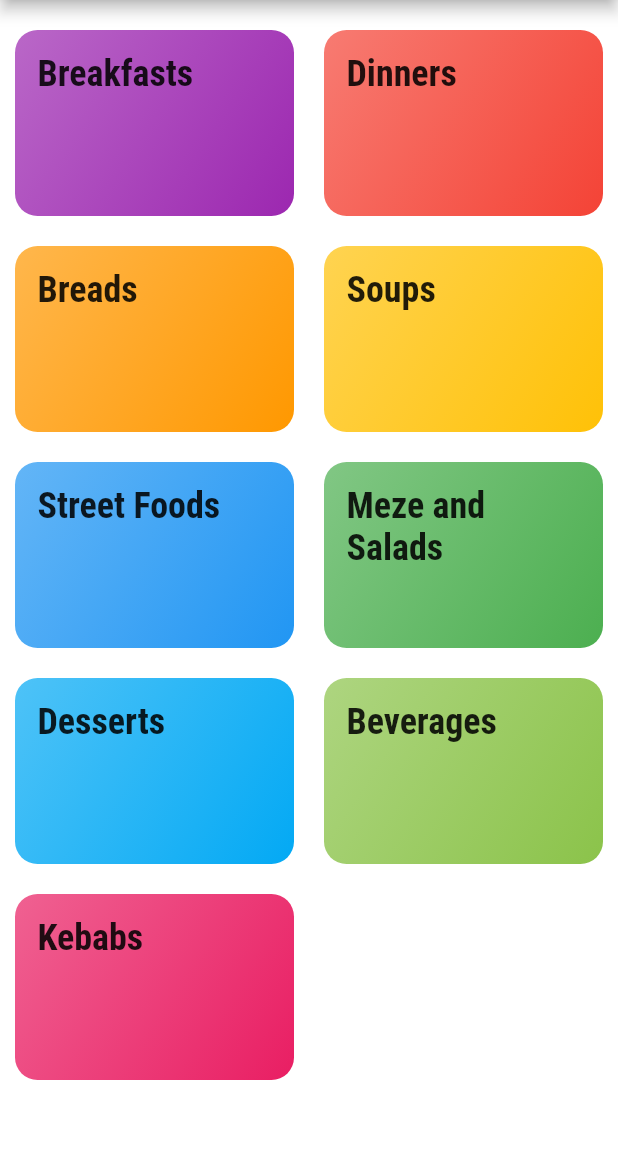
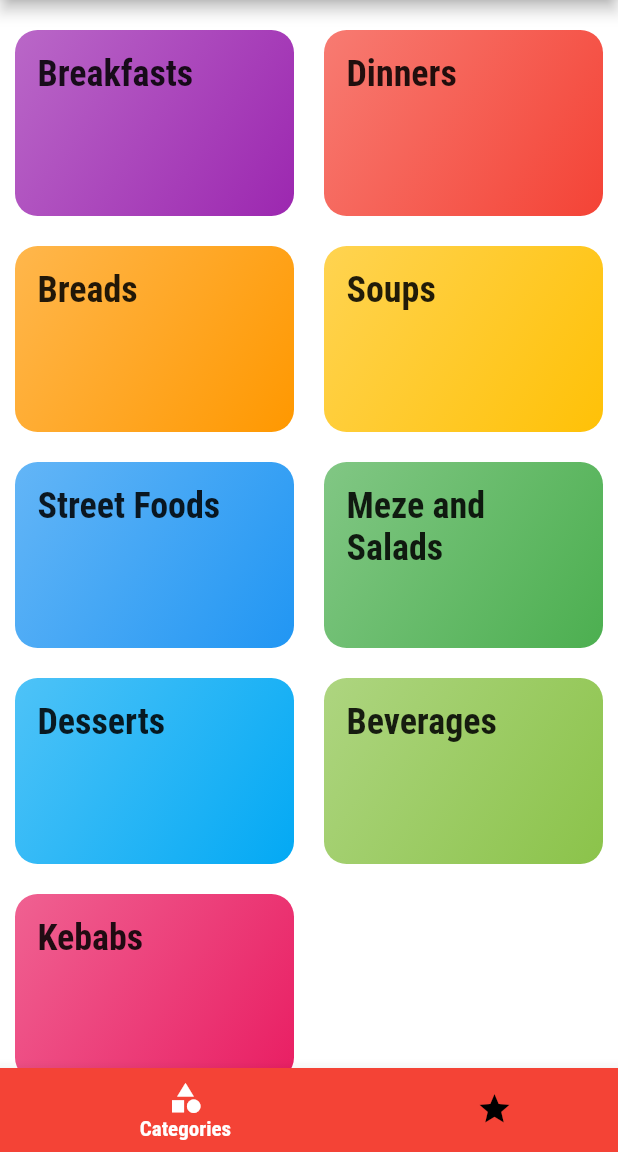
Before and after one commit to borakorpee/turkish_cuisine_app, a Flutter app: the screen it shows after launch, on a phone screen of 412 x 824 dp, the part 84-1236 px from its top. Run offline on Flutter 3.47's test engine with Material 2 defaults, Android fonts, the phone set to English and light mode, and no system bars.

```diff
--- a/lib/main.dart
+++ b/lib/main.dart
@@ -1,9 +1,11 @@
 // ignore_for_file: deprecated_member_use
 
 import 'package:flutter/material.dart';
+
+import './screens/tabs_screen.dart';
 import './screens/meal_detail_screen.dart';
-import 'screens/categories_screen.dart';
-import 'screens/category_meals_screen.dart';
+
+import './screens/category_meals_screen.dart';
 
 void main() => runApp(MyApp());
 
@@ -29,7 +31,7 @@ class MyApp extends StatelessWidget {
             )),
       ),
       routes: {
-        '/': (ctx) => CategoriesScreen(),
+        '/': (ctx) => TabScreen(),
         CategoryMealsScreen.routeName: (ctx) => CategoryMealsScreen(),
         MealDetailScreen.routeName: (ctx) => MealDetailScreen(),
       },
--- a/lib/screens/categories_screen.dart
+++ b/lib/screens/categories_screen.dart
@@ -7,9 +7,7 @@ class CategoriesScreen extends StatelessWidget {
 
   @override
   Widget build(BuildContext context) {
-    return Scaffold(
-      appBar: AppBar(title: Text('Turkish Cuisine')),
-      body: GridView(
+    return GridView(
       padding: EdgeInsets.symmetric(horizontal: 10, vertical: 20),
       gridDelegate: SliverGridDelegateWithMaxCrossAxisExtent(
         maxCrossAxisExtent: 200,
@@ -24,7 +22,6 @@ class CategoriesScreen extends StatelessWidget {
                 catData.color,
               ))
           .toList(),
-      ),
     );
   }
 }
--- /dev/null
+++ b/lib/screens/favorites_screen.dart
@@ -0,0 +1,10 @@
+import 'package:flutter/material.dart';
+
+class FavoritesScreen extends StatelessWidget {
+  @override
+  Widget build(BuildContext context) {
+    return Center(
+      child: Text('The Favorites'),
+    );
+  }
+}
--- /dev/null
+++ b/lib/screens/tabs_screen.dart
@@ -0,0 +1,60 @@
+import 'package:flutter/material.dart';
+import 'favorites_screen.dart';
+import 'categories_screen.dart';
+
+class TabScreen extends StatefulWidget {
+  @override
+  State<TabScreen> createState() => _TabScreenState();
+}
+
+class _TabScreenState extends State<TabScreen> {
+  final List<Map<String, Object>> _pages = [
+    {
+      'page': CategoriesScreen(),
+      'title': 'Categories',
+    },
+    {
+      'page': FavoritesScreen(),
+      'title': 'Favorites',
+    },
+  ];
+
+  int _selectPageIndex = 0;
+  void _selectPage(int index) {
+    setState(() {
+      _selectPageIndex = index;
+    });
+  }
+
+  @override
+  Widget build(BuildContext context) {
+    return DefaultTabController(
+        length: 2,
+        child: Scaffold(
+          appBar: AppBar(
+            title: Text('Turkish Cuisine'),
+          ),
+          body: _pages[_selectPageIndex]['page'],
+          bottomNavigationBar: BottomNavigationBar(
+            onTap: _selectPage,
+            backgroundColor: Theme.of(context).primaryColor,
+            unselectedItemColor: Colors.black,
+            selectedItemColor: Colors.white,
+            currentIndex: _selectPageIndex,
+            type: BottomNavigationBarType.shifting,
+            items: [
+              BottomNavigationBarItem(
+                backgroundColor: Theme.of(context).primaryColor,
+                icon: Icon(Icons.category),
+                label: 'Categories',
+              ),
+              BottomNavigationBarItem(
+                backgroundColor: Theme.of(context).primaryColor,
+                icon: Icon(Icons.star),
+                label: 'Favorites',
+              )
+            ],
+          ),
+        ));
+  }
+}
```
Lines whose indentation alone changed are shown as unchanged.
